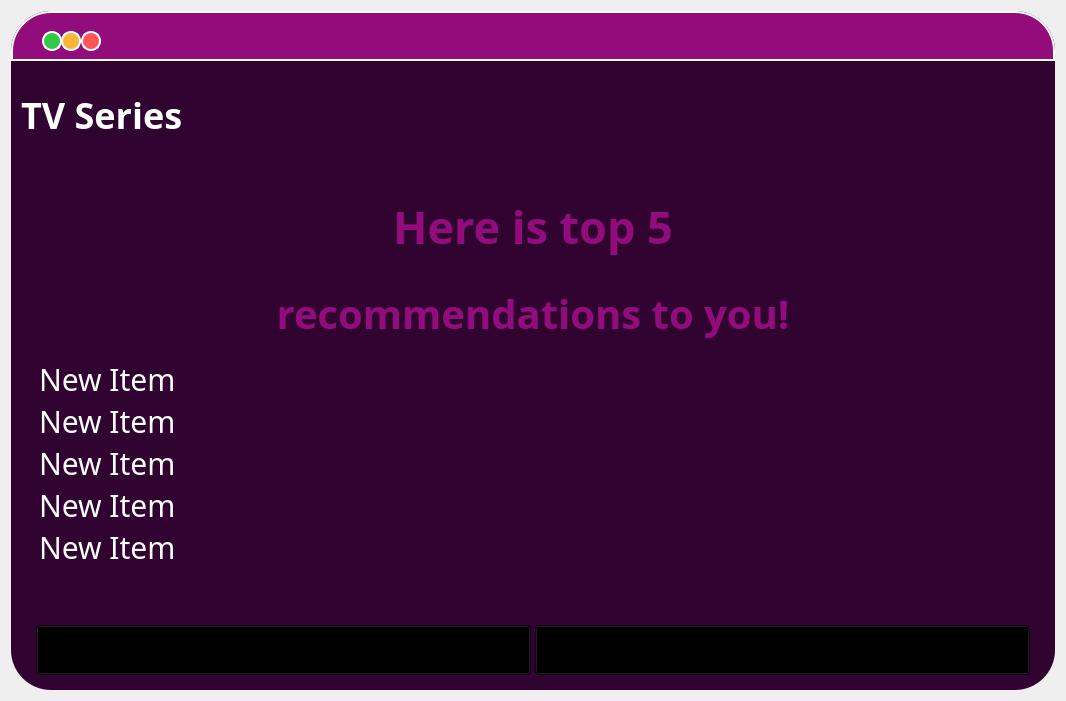
Above: ui/tvSeriesRecommendation.ui from onursercanyilmaz/RecSy before the change. Below: the same form after it.
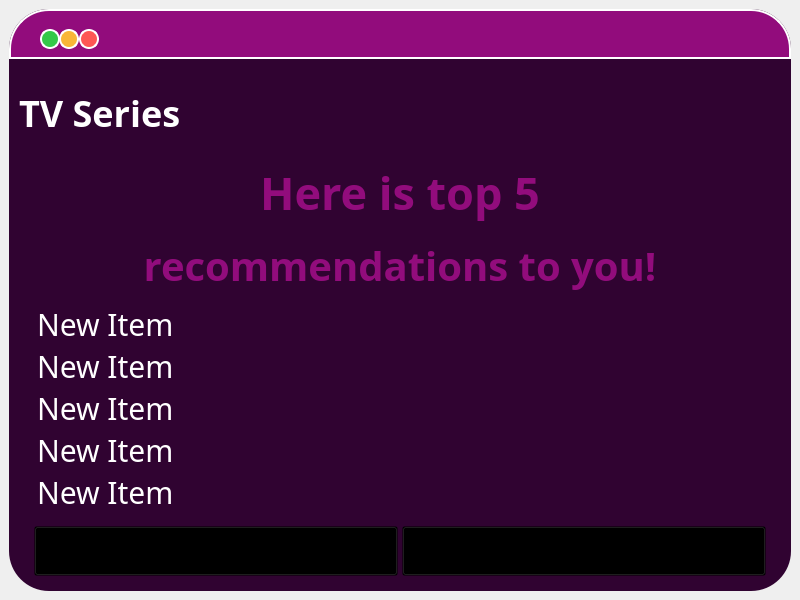
That is the form after the change. Icons and pictures are not drawn.

Patch:
```diff
--- a/ui/tvSeriesRecommendation.ui
+++ b/ui/tvSeriesRecommendation.ui
@@ -1,18 +1,19 @@
 <?xml version="1.0" encoding="UTF-8"?>
 <ui version="4.0">
- <class>TVSeriesRecommendationsForm</class>
- <widget class="QWidget" name="TVSeriesRecommendationsForm">
+ <class>MainWindow</class>
+ <widget class="QMainWindow" name="MainWindow">
   <property name="geometry">
    <rect>
     <x>0</x>
     <y>0</y>
-    <width>1066</width>
-    <height>701</height>
+    <width>800</width>
+    <height>600</height>
    </rect>
   </property>
   <property name="windowTitle">
    <string>Form</string>
   </property>
+  <widget class="QWidget" name="centralwidgetTvSeriesRecommendations">
   <layout class="QVBoxLayout" name="verticalLayout">
    <item>
     <widget class="QFrame" name="tvSeriesRecommendationsFrame">
@@ -432,6 +433,7 @@
     </widget>
    </item>
   </layout>
+  </widget>
  </widget>
  <resources>
   <include location="../source.qrc"/>
```
Left out of the diff: 2 changed lines with no effect on the pictures. Lines whose indentation alone changed are shown as unchanged.
